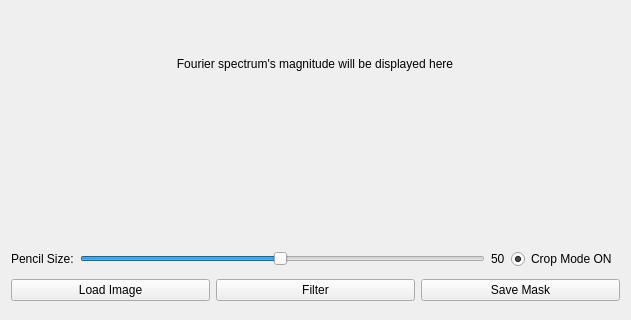
Old version of the form app/fouriercroppersimulatorui.ui in the repository agarnung/fourier-cropper; both pictures show x 0 to 631 and y 166 to 486 of the 631 by 486 pixel window.
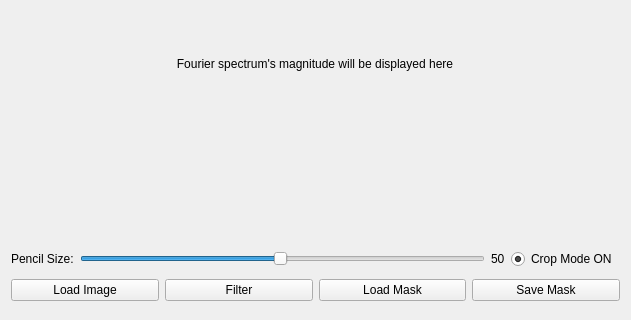
New version of the form. Icons and pictures are not drawn. Custom widgets are drawn as their Qt base class.

Commit message: Enable loading a local mask from file

```diff
--- a/app/fouriercroppersimulatorui.ui
+++ b/app/fouriercroppersimulatorui.ui
@@ -187,6 +187,13 @@
        </property>
       </widget>
      </item>
+     <item>
+      <widget class="QPushButton" name="loadMaskButton">
+       <property name="text">
+        <string>Load Mask</string>
+       </property>
+      </widget>
+     </item>
      <item>
       <widget class="QPushButton" name="saveMaskButton">
        <property name="text">
```
The commit also changes 5 other files.
